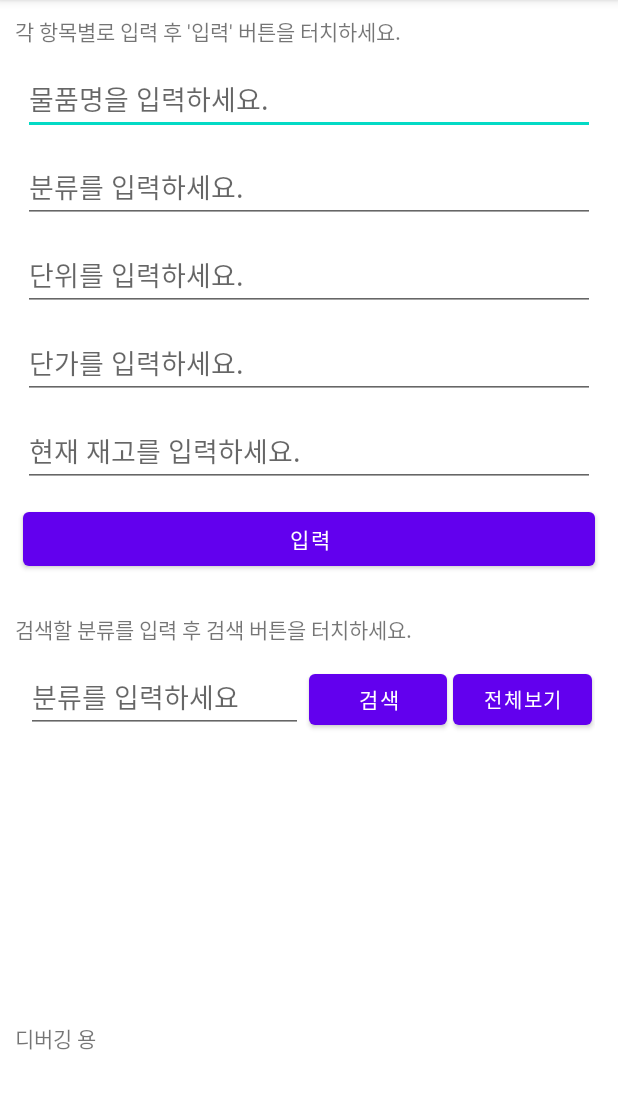
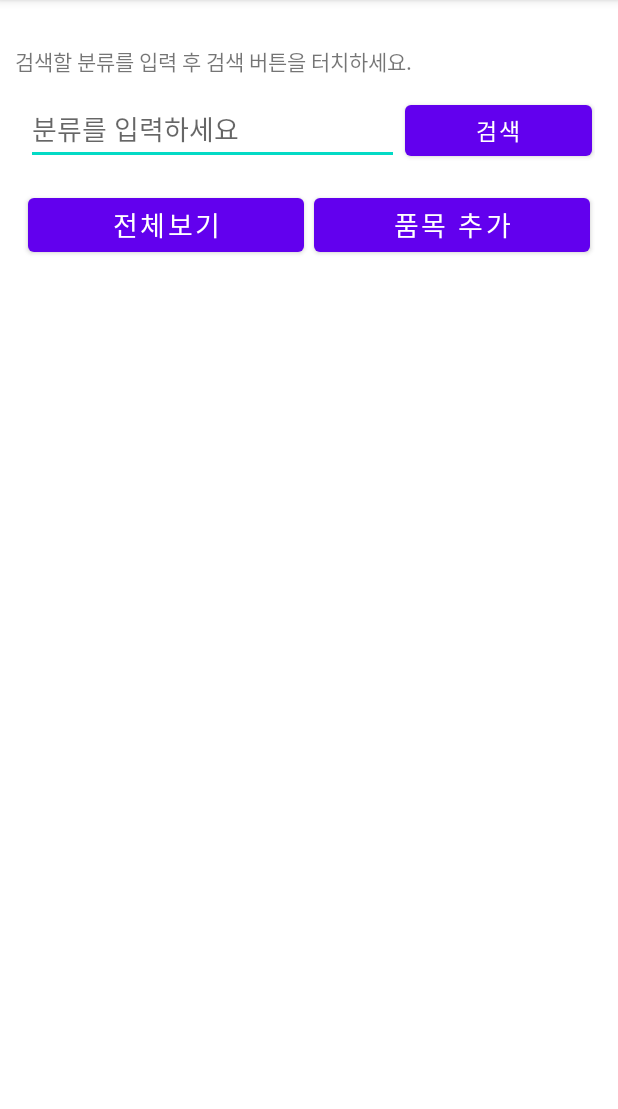
Before and after one commit to SuhwanMylife/CafeManagerProject, an Android app: the InventoryMainActivity screen opened directly, with no data from a screen before it, on a phone screen of 412 x 824 dp, the part 84-1193 px from its top. Run offline under Robolectric (Android 15) with nearby library versions, the phone set to English and light mode, and no system bars; network calls fail.

Commit message:
재고관리 품목 추가 기능 팝업창 추가

```diff
--- a/Cafe_manager/app/src/main/AndroidManifest.xml
+++ b/Cafe_manager/app/src/main/AndroidManifest.xml
@@ -18,6 +18,7 @@
         <activity android:name=".FindingActivity"/>
         <activity android:name=".RegisterActivity"/>
         <activity android:name=".InventoryMainActivity"/>
+        <activity android:name=".PopupActivity" android:theme="@android:style/Theme.Dialog" />
         <activity android:name=".LoginActivity">
             <intent-filter>
                 <action android:name="android.intent.action.MAIN" />
--- a/Cafe_manager/app/src/main/res/layout/inventory_main.xml
+++ b/Cafe_manager/app/src/main/res/layout/inventory_main.xml
@@ -10,63 +10,8 @@
 
     <LinearLayout
         android:layout_width="match_parent"
-        android:layout_height="0dp"
-        android:layout_weight="8.5"
+        android:layout_height="wrap_content"
         android:orientation="vertical">
-
-        <TextView
-            android:id="@+id/textView_main_input"
-            android:layout_width="wrap_content"
-            android:layout_height="wrap_content"
-            android:layout_marginBottom="5dp"
-            android:text="각 항목별로 입력 후 '입력' 버튼을 터치하세요." />
-
-        <EditText
-            android:id="@+id/editText_main_pdt_name"
-            android:layout_width="match_parent"
-            android:layout_height="wrap_content"
-            android:layout_margin="5dp"
-            android:hint="물품명을 입력하세요."
-            android:inputType="text" />
-
-        <EditText
-            android:id="@+id/editText_main_pdt_classification"
-            android:layout_width="match_parent"
-            android:layout_height="wrap_content"
-            android:layout_margin="5dp"
-            android:hint="분류를 입력하세요."
-            android:inputType="text" />
-
-        <EditText
-            android:id="@+id/editText_main_pdt_unit"
-            android:layout_width="match_parent"
-            android:layout_height="wrap_content"
-            android:layout_margin="5dp"
-            android:hint="단위를 입력하세요."
-            android:inputType="text" />
-
-        <EditText
-            android:id="@+id/editText_main_pdt_price"
-            android:layout_width="match_parent"
-            android:layout_height="wrap_content"
-            android:layout_margin="5dp"
-            android:hint="단가를 입력하세요."
-            android:inputType="text" />
-
-        <EditText
-            android:id="@+id/editText_main_pdt_stock"
-            android:layout_width="match_parent"
-            android:layout_height="wrap_content"
-            android:layout_margin="5dp"
-            android:hint="현재 재고를 입력하세요."
-            android:inputType="text" />
-
-        <Button
-            android:layout_margin="5dp"
-            android:layout_width="match_parent"
-            android:layout_height="wrap_content"
-            android:text="입력"
-            android:id="@+id/button_main_insert" />
 
         <TextView
             android:layout_marginTop="20dp"
@@ -94,47 +39,66 @@
             <Button
                 android:layout_margin="2dp"
                 android:id="@+id/button_main_search"
+                android:textSize="15dp"
                 android:layout_width="0dp"
                 android:layout_weight="0.3"
                 android:layout_height="wrap_content"
                 android:text="검색" />
 
+        </LinearLayout>
+
+        <LinearLayout
+            android:layout_margin="5dp"
+            android:layout_width="match_parent"
+            android:layout_height="60dp"
+            android:orientation="horizontal">
+
             <Button
-                android:layout_margin="2dp"
+                android:layout_margin="3dp"
                 android:id="@+id/button_main_all"
                 android:layout_width="0dp"
                 android:layout_weight="0.3"
                 android:layout_height="wrap_content"
-                android:textSize="13dp"
+                android:textSize="18dp"
                 android:text="전체보기" />
+
+            <Button
+                android:layout_margin="3dp"
+                android:text="품목 추가"
+                android:layout_width="0dp"
+                android:layout_height="wrap_content"
+                android:layout_weight="0.3"
+                android:textSize="18dp"
+                android:onClick="mOnPopupClick"/>
 
         </LinearLayout>
 
-        <androidx.recyclerview.widget.RecyclerView
-            android:layout_margin="5dp"
-            android:layout_width="match_parent"
-            android:layout_height="0dp"
-            android:layout_weight="6"
-            android:id="@+id/listView_main_list" />
 
 
-        <!--- 디버깅 용 -->
-        <TextView
-            android:layout_marginTop="20dp"
-            android:layout_marginBottom="5dp"
-            android:text="디버깅 용"
-            android:layout_width="wrap_content"
-            android:layout_height="wrap_content"
-            android:id="@+id/textView_main_debug" />
-
-        <TextView
-            android:layout_margin="5dp"
-            android:id="@+id/textView_main_result"
-            android:scrollbars = "vertical"
-            android:layout_width="match_parent"
-            android:layout_height="0dp"
-            android:layout_weight="1.5" />
     </LinearLayout>
 
+    <androidx.recyclerview.widget.RecyclerView
+        android:layout_margin="5dp"
+        android:layout_width="match_parent"
+        android:layout_height="0dp"
+        android:layout_weight="6"
+        android:id="@+id/listView_main_list" />
 
+
+    <!--        &lt;!&ndash;- 디버깅 용 &ndash;&gt;-->
+    <!--        <TextView-->
+    <!--            android:layout_marginTop="20dp"-->
+    <!--            android:layout_marginBottom="5dp"-->
+    <!--            android:text="디버깅 용"-->
+    <!--            android:layout_width="wrap_content"-->
+    <!--            android:layout_height="wrap_content"-->
+    <!--            android:id="@+id/textView_main_debug" />-->
+
+    <!--        <TextView-->
+    <!--            android:layout_margin="5dp"-->
+    <!--            android:id="@+id/textView_main_result"-->
+    <!--            android:scrollbars = "vertical"-->
+    <!--            android:layout_width="match_parent"-->
+    <!--            android:layout_height="0dp"-->
+    <!--            android:layout_weight="1.5" />-->
 </LinearLayout>
```
Also changed, not shown: Cafe_manager/app/src/main/java/com/creapple/cafe_manager/InventoryMainActivity.java (+77 -141 lines), Cafe_manager/app/src/main/java/com/creapple/cafe_manager/PopupActivity.java (added, +203 -0 lines), Cafe_manager/app/src/main/res/layout/inventory_popup_activity.xml (added, +137 -0 lines).
